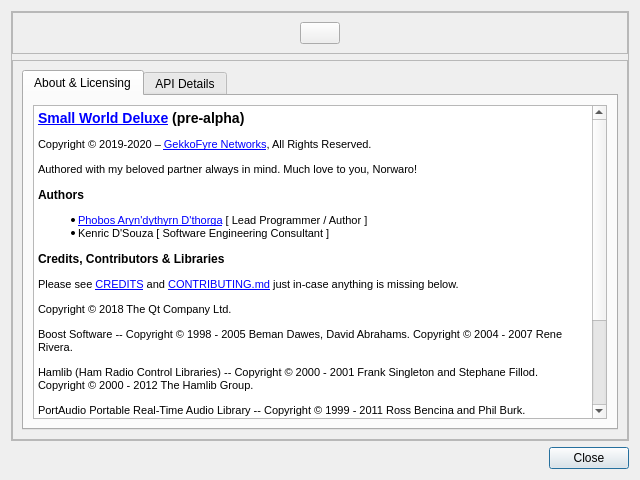
First picture: the form in src/ui/aboutdialog.ui, repository GekkoFyre/small-world-deluxe, before the edit.
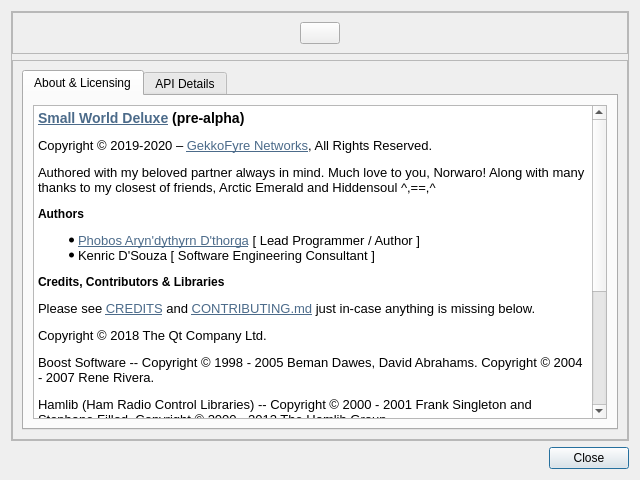
Second picture: the form after the edit.

```diff
--- a/src/ui/aboutdialog.ui
+++ b/src/ui/aboutdialog.ui
@@ -123,24 +123,24 @@
                 <string>&lt;!DOCTYPE HTML PUBLIC &quot;-//W3C//DTD HTML 4.0//EN&quot; &quot;http://www.w3.org/TR/REC-html40/strict.dtd&quot;&gt;
 &lt;html&gt;&lt;head&gt;&lt;meta name=&quot;qrichtext&quot; content=&quot;1&quot; /&gt;&lt;title&gt;About&lt;/title&gt;&lt;style type=&quot;text/css&quot;&gt;
 p, li { white-space: pre-wrap; }
-&lt;/style&gt;&lt;/head&gt;&lt;body style=&quot; font-family:'MS Shell Dlg 2'; font-size:7.8pt; font-weight:400; font-style:normal;&quot;&gt;
-&lt;h3 style=&quot; margin-top:14px; margin-bottom:12px; margin-left:0px; margin-right:0px; -qt-block-indent:0; text-indent:0px;&quot;&gt;&lt;a href=&quot;https://git.gekkofyre.io/amateur-radio/small-world-deluxe/&quot;&gt;&lt;span style=&quot; font-size:8pt; font-weight:600; text-decoration: underline; color:#0000ff;&quot;&gt;Small World Deluxe&lt;/span&gt;&lt;/a&gt;&lt;span style=&quot; font-size:8pt; font-weight:600;&quot;&gt; (pre-alpha)&lt;/span&gt;&lt;/h3&gt;
-&lt;p style=&quot; margin-top:12px; margin-bottom:12px; margin-left:0px; margin-right:0px; -qt-block-indent:0; text-indent:0px;&quot;&gt;&lt;span style=&quot; font-size:8pt;&quot;&gt;Copyright © 2019-2020 – &lt;/span&gt;&lt;a href=&quot;https://gekkofyre.io/&quot;&gt;&lt;span style=&quot; font-size:8pt; text-decoration: underline; color:#0000ff;&quot;&gt;GekkoFyre Networks&lt;/span&gt;&lt;/a&gt;&lt;span style=&quot; font-size:8pt;&quot;&gt;, All Rights Reserved.&lt;/span&gt;&lt;/p&gt;
-&lt;p style=&quot; margin-top:12px; margin-bottom:12px; margin-left:0px; margin-right:0px; -qt-block-indent:0; text-indent:0px;&quot;&gt;&lt;span style=&quot; font-size:8pt;&quot;&gt;Authored with my beloved partner always in mind. Much love to you, Norwaro!&lt;/span&gt;&lt;/p&gt;
-&lt;h4 style=&quot; margin-top:12px; margin-bottom:12px; margin-left:0px; margin-right:0px; -qt-block-indent:0; text-indent:0px;&quot;&gt;&lt;span style=&quot; font-size:8pt; font-weight:600;&quot;&gt;Authors&lt;/span&gt;&lt;/h4&gt;
-&lt;ul style=&quot;margin-top: 0px; margin-bottom: 0px; margin-left: 0px; margin-right: 0px; -qt-list-indent: 1;&quot;&gt;&lt;li style=&quot; font-size:8pt;&quot; style=&quot; margin-top:12px; margin-bottom:0px; margin-left:0px; margin-right:0px; -qt-block-indent:0; text-indent:0px;&quot;&gt;&lt;a href=&quot;https://code.gekkofyre.io/phobos-dthorga&quot;&gt;&lt;span style=&quot; text-decoration: underline; color:#0000ff;&quot;&gt;Phobos Aryn'dythyrn D'thorga&lt;/span&gt;&lt;/a&gt; [ Lead Programmer / Author ]&lt;/li&gt;
-&lt;li style=&quot; font-size:8pt;&quot; style=&quot; margin-top:0px; margin-bottom:12px; margin-left:0px; margin-right:0px; -qt-block-indent:0; text-indent:0px;&quot;&gt;Kenric D'Souza [ Software Engineering Consultant ] &lt;/li&gt;&lt;/ul&gt;
-&lt;h4 style=&quot; margin-top:12px; margin-bottom:12px; margin-left:0px; margin-right:0px; -qt-block-indent:0; text-indent:0px;&quot;&gt;&lt;span style=&quot; font-size:8pt; font-weight:600;&quot;&gt;Credits, Contributors &amp;amp; Libraries&lt;/span&gt;&lt;/h4&gt;
-&lt;p style=&quot; margin-top:12px; margin-bottom:12px; margin-left:0px; margin-right:0px; -qt-block-indent:0; text-indent:0px;&quot;&gt;&lt;span style=&quot; font-size:8pt;&quot;&gt;Please see &lt;/span&gt;&lt;a href=&quot;https://code.gekkofyre.io/phobos-dthorga/small-world-deluxe/-/blob/develop/CREDITS&quot;&gt;&lt;span style=&quot; font-size:8pt; text-decoration: underline; color:#0000ff;&quot;&gt;CREDITS&lt;/span&gt;&lt;/a&gt;&lt;span style=&quot; font-size:8pt;&quot;&gt; and &lt;/span&gt;&lt;a href=&quot;https://code.gekkofyre.io/phobos-dthorga/small-world-deluxe/-/blob/develop/CONTRIBUTING.md&quot;&gt;&lt;span style=&quot; font-size:8pt; text-decoration: underline; color:#0000ff;&quot;&gt;CONTRIBUTING.md&lt;/span&gt;&lt;/a&gt;&lt;span style=&quot; font-size:8pt;&quot;&gt; just in-case anything is missing below.&lt;/span&gt;&lt;/p&gt;
-&lt;p style=&quot; margin-top:12px; margin-bottom:12px; margin-left:0px; margin-right:0px; -qt-block-indent:0; text-indent:0px;&quot;&gt;&lt;span style=&quot; font-family:'Courier New'; font-size:8pt;&quot;&gt;Copyright © 2018 The Qt Company Ltd.&lt;/span&gt;&lt;/p&gt;
-&lt;p style=&quot; margin-top:12px; margin-bottom:12px; margin-left:0px; margin-right:0px; -qt-block-indent:0; text-indent:0px;&quot;&gt;&lt;span style=&quot; font-family:'Courier New'; font-size:8pt;&quot;&gt;Boost Software -- Copyright © 1998 - 2005 Beman Dawes, David Abrahams. Copyright © 2004 - 2007 Rene Rivera.&lt;/span&gt;&lt;/p&gt;
-&lt;p style=&quot; margin-top:12px; margin-bottom:12px; margin-left:0px; margin-right:0px; -qt-block-indent:0; text-indent:0px;&quot;&gt;&lt;span style=&quot; font-family:'Courier New'; font-size:8pt;&quot;&gt;Hamlib (Ham Radio Control Libraries) -- Copyright © 2000 - 2001 Frank Singleton and Stephane Fillod. Copyright © 2000 - 2012 The Hamlib Group.&lt;/span&gt;&lt;/p&gt;
-&lt;p style=&quot; margin-top:12px; margin-bottom:12px; margin-left:0px; margin-right:0px; -qt-block-indent:0; text-indent:0px;&quot;&gt;&lt;span style=&quot; font-family:'Courier New'; font-size:8pt;&quot;&gt;PortAudio Portable Real-Time Audio Library -- Copyright © 1999 - 2011 Ross Bencina and Phil Burk.&lt;/span&gt;&lt;/p&gt;
-&lt;p style=&quot; margin-top:12px; margin-bottom:12px; margin-left:0px; margin-right:0px; -qt-block-indent:0; text-indent:0px;&quot;&gt;&lt;span style=&quot; font-family:'Courier New'; font-size:8pt;&quot;&gt;CMake - Cross Platform Makefile Generator -- Copyright © 2000 - 2020 Kitware, Inc. and Contributors.&lt;/span&gt;&lt;/p&gt;
-&lt;p style=&quot; margin-top:12px; margin-bottom:12px; margin-left:0px; margin-right:0px; -qt-block-indent:0; text-indent:0px;&quot;&gt;&lt;span style=&quot; font-family:'Courier New'; font-size:8pt;&quot;&gt;SingleApplication -- Copyright © 2015 - 2020 Itay Grudev.&lt;/span&gt;&lt;/p&gt;
-&lt;h4 style=&quot; margin-top:12px; margin-bottom:12px; margin-left:0px; margin-right:0px; -qt-block-indent:0; text-indent:0px;&quot;&gt;&lt;span style=&quot; font-size:8pt; font-weight:600;&quot;&gt;Licensing &amp;amp; Legalese&lt;/span&gt;&lt;/h4&gt;
-&lt;p style=&quot; margin-top:12px; margin-bottom:12px; margin-left:0px; margin-right:0px; -qt-block-indent:0; text-indent:0px;&quot;&gt;&lt;span style=&quot; font-size:8pt;&quot;&gt;Please see the &lt;/span&gt;&lt;a href=&quot;https://code.gekkofyre.io/phobos-dthorga/small-world-deluxe/-/blob/develop/LICENSE&quot;&gt;&lt;span style=&quot; font-size:8pt; text-decoration: underline; color:#0000ff;&quot;&gt;LICENSE&lt;/span&gt;&lt;/a&gt;&lt;span style=&quot; font-size:8pt;&quot;&gt; file within our GitLab repository for all licensing and legal matters.&lt;/span&gt;&lt;/p&gt;
-&lt;p style=&quot; margin-top:12px; margin-bottom:12px; margin-left:0px; margin-right:0px; -qt-block-indent:0; text-indent:0px;&quot;&gt;&lt;span style=&quot; font-size:8pt;&quot;&gt; &lt;/span&gt;&lt;/p&gt;&lt;/body&gt;&lt;/html&gt;</string>
+&lt;/style&gt;&lt;/head&gt;&lt;body style=&quot; font-family:'Noto Sans'; font-size:10pt; font-weight:400; font-style:normal;&quot;&gt;
+&lt;h3 style=&quot; margin-top:14px; margin-bottom:12px; margin-left:0px; margin-right:0px; -qt-block-indent:0; text-indent:0px;&quot;&gt;&lt;a href=&quot;https://git.gekkofyre.io/amateur-radio/small-world-deluxe/&quot;&gt;&lt;span style=&quot; font-size:large; font-weight:600; text-decoration: underline; color:#4c6b8a;&quot;&gt;Small World Deluxe&lt;/span&gt;&lt;/a&gt;&lt;span style=&quot; font-size:large; font-weight:600;&quot;&gt; (pre-alpha)&lt;/span&gt;&lt;/h3&gt;
+&lt;p style=&quot; margin-top:12px; margin-bottom:12px; margin-left:0px; margin-right:0px; -qt-block-indent:0; text-indent:0px;&quot;&gt;Copyright © 2019-2020 – &lt;a href=&quot;https://gekkofyre.io/&quot;&gt;&lt;span style=&quot; text-decoration: underline; color:#4c6b8a;&quot;&gt;GekkoFyre Networks&lt;/span&gt;&lt;/a&gt;, All Rights Reserved.&lt;/p&gt;
+&lt;p style=&quot; margin-top:12px; margin-bottom:12px; margin-left:0px; margin-right:0px; -qt-block-indent:0; text-indent:0px;&quot;&gt;Authored with my beloved partner always in mind. Much love to you, Norwaro! Along with many thanks to my closest of friends, Arctic Emerald and Hiddensoul ^,==,^&lt;/p&gt;
+&lt;h4 style=&quot; margin-top:12px; margin-bottom:12px; margin-left:0px; margin-right:0px; -qt-block-indent:0; text-indent:0px;&quot;&gt;&lt;span style=&quot; font-size:medium; font-weight:600;&quot;&gt;Authors&lt;/span&gt;&lt;/h4&gt;
+&lt;ul style=&quot;margin-top: 0px; margin-bottom: 0px; margin-left: 0px; margin-right: 0px; -qt-list-indent: 1;&quot;&gt;&lt;li style=&quot;&quot; style=&quot; margin-top:12px; margin-bottom:0px; margin-left:0px; margin-right:0px; -qt-block-indent:0; text-indent:0px;&quot;&gt;&lt;a href=&quot;https://code.gekkofyre.io/phobos-dthorga&quot;&gt;&lt;span style=&quot; text-decoration: underline; color:#4c6b8a;&quot;&gt;Phobos Aryn'dythyrn D'thorga&lt;/span&gt;&lt;/a&gt; [ Lead Programmer / Author ]&lt;/li&gt;
+&lt;li style=&quot;&quot; style=&quot; margin-top:0px; margin-bottom:12px; margin-left:0px; margin-right:0px; -qt-block-indent:0; text-indent:0px;&quot;&gt;Kenric D'Souza [ Software Engineering Consultant ] &lt;/li&gt;&lt;/ul&gt;
+&lt;h4 style=&quot; margin-top:12px; margin-bottom:12px; margin-left:0px; margin-right:0px; -qt-block-indent:0; text-indent:0px;&quot;&gt;&lt;span style=&quot; font-size:medium; font-weight:600;&quot;&gt;Credits, Contributors &amp;amp; Libraries&lt;/span&gt;&lt;/h4&gt;
+&lt;p style=&quot; margin-top:12px; margin-bottom:12px; margin-left:0px; margin-right:0px; -qt-block-indent:0; text-indent:0px;&quot;&gt;Please see &lt;a href=&quot;https://code.gekkofyre.io/phobos-dthorga/small-world-deluxe/-/blob/develop/CREDITS&quot;&gt;&lt;span style=&quot; text-decoration: underline; color:#4c6b8a;&quot;&gt;CREDITS&lt;/span&gt;&lt;/a&gt; and &lt;a href=&quot;https://code.gekkofyre.io/phobos-dthorga/small-world-deluxe/-/blob/develop/CONTRIBUTING.md&quot;&gt;&lt;span style=&quot; text-decoration: underline; color:#4c6b8a;&quot;&gt;CONTRIBUTING.md&lt;/span&gt;&lt;/a&gt; just in-case anything is missing below.&lt;/p&gt;
+&lt;p style=&quot; margin-top:12px; margin-bottom:12px; margin-left:0px; margin-right:0px; -qt-block-indent:0; text-indent:0px;&quot;&gt;&lt;span style=&quot; font-family:'Noto Mono';&quot;&gt;Copyright © 2018 The Qt Company Ltd.&lt;/span&gt;&lt;/p&gt;
+&lt;p style=&quot; margin-top:12px; margin-bottom:12px; margin-left:0px; margin-right:0px; -qt-block-indent:0; text-indent:0px;&quot;&gt;&lt;span style=&quot; font-family:'Noto Mono';&quot;&gt;Boost Software -- Copyright © 1998 - 2005 Beman Dawes, David Abrahams. Copyright © 2004 - 2007 Rene Rivera.&lt;/span&gt;&lt;/p&gt;
+&lt;p style=&quot; margin-top:12px; margin-bottom:12px; margin-left:0px; margin-right:0px; -qt-block-indent:0; text-indent:0px;&quot;&gt;&lt;span style=&quot; font-family:'Noto Mono';&quot;&gt;Hamlib (Ham Radio Control Libraries) -- Copyright © 2000 - 2001 Frank Singleton and Stephane Fillod. Copyright © 2000 - 2012 The Hamlib Group.&lt;/span&gt;&lt;/p&gt;
+&lt;p style=&quot; margin-top:12px; margin-bottom:12px; margin-left:0px; margin-right:0px; -qt-block-indent:0; text-indent:0px;&quot;&gt;&lt;span style=&quot; font-family:'Noto Mono';&quot;&gt;PortAudio Portable Real-Time Audio Library -- Copyright © 1999 - 2011 Ross Bencina and Phil Burk.&lt;/span&gt;&lt;/p&gt;
+&lt;p style=&quot; margin-top:12px; margin-bottom:12px; margin-left:0px; margin-right:0px; -qt-block-indent:0; text-indent:0px;&quot;&gt;&lt;span style=&quot; font-family:'Noto Mono';&quot;&gt;CMake - Cross Platform Makefile Generator -- Copyright © 2000 - 2020 Kitware, Inc. and Contributors.&lt;/span&gt;&lt;/p&gt;
+&lt;p style=&quot; margin-top:12px; margin-bottom:12px; margin-left:0px; margin-right:0px; -qt-block-indent:0; text-indent:0px;&quot;&gt;&lt;span style=&quot; font-family:'Noto Mono';&quot;&gt;SingleApplication -- Copyright © 2015 - 2020 Itay Grudev.&lt;/span&gt;&lt;/p&gt;
+&lt;h4 style=&quot; margin-top:12px; margin-bottom:12px; margin-left:0px; margin-right:0px; -qt-block-indent:0; text-indent:0px;&quot;&gt;&lt;span style=&quot; font-size:medium; font-weight:600;&quot;&gt;Licensing &amp;amp; Legalese&lt;/span&gt;&lt;/h4&gt;
+&lt;p style=&quot; margin-top:12px; margin-bottom:12px; margin-left:0px; margin-right:0px; -qt-block-indent:0; text-indent:0px;&quot;&gt;Please see the &lt;a href=&quot;https://code.gekkofyre.io/phobos-dthorga/small-world-deluxe/-/blob/develop/LICENSE&quot;&gt;&lt;span style=&quot; text-decoration: underline; color:#4c6b8a;&quot;&gt;LICENSE&lt;/span&gt;&lt;/a&gt; file within our GitLab repository for all licensing and legal matters.&lt;/p&gt;
+&lt;p style=&quot; margin-top:12px; margin-bottom:12px; margin-left:0px; margin-right:0px; -qt-block-indent:0; text-indent:0px;&quot;&gt; &lt;/p&gt;&lt;/body&gt;&lt;/html&gt;</string>
                </property>
                <property name="textInteractionFlags">
                 <set>Qt::LinksAccessibleByKeyboard|Qt::LinksAccessibleByMouse|Qt::TextBrowserInteraction|Qt::TextSelectableByKeyboard|Qt::TextSelectableByMouse</set>
```
